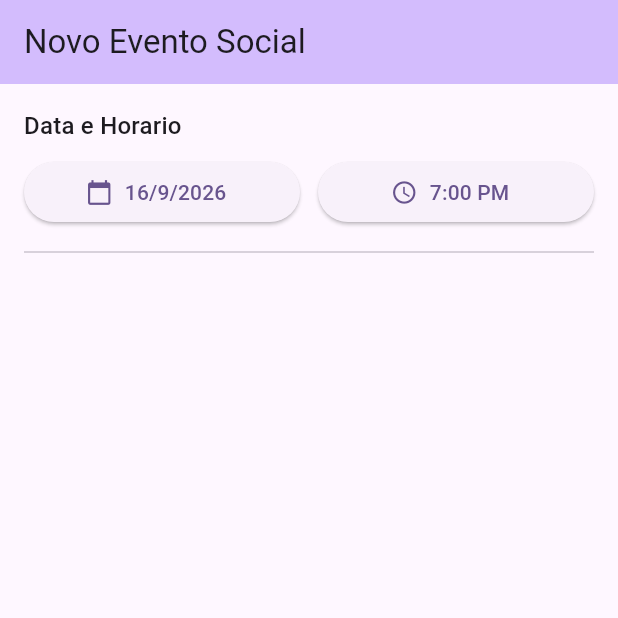
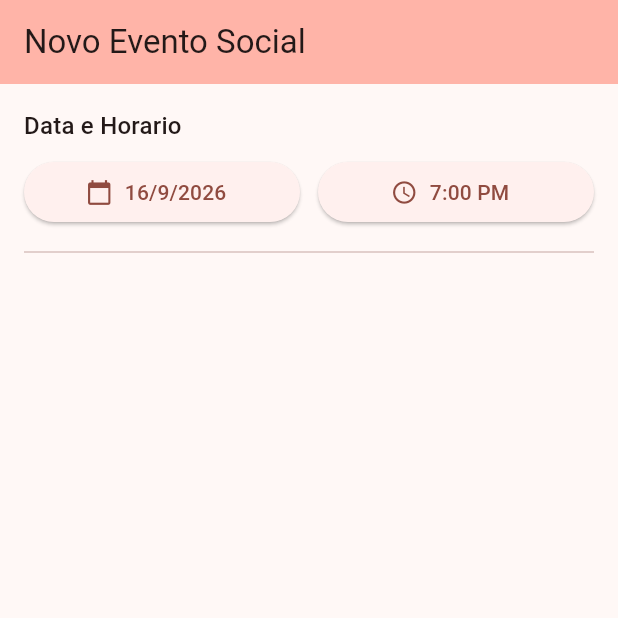
Before and after one commit to xjuuhhh/MaterialSelectionPack, a Flutter app: the screen it shows after launch, on a phone screen of 412 x 824 dp, the top half of it. Run offline on Flutter 3.47's test engine with Material 3 defaults, Android fonts, the phone set to English and light mode, and no system bars.

Commit message:
slide 10

```diff
--- a/lib/main.dart
+++ b/lib/main.dart
@@ -13,7 +13,7 @@ class MainApp extends StatelessWidget {
       title: "Agendamento de Evento",
       debugShowCheckedModeBanner: false,
       theme: ThemeData(
-        colorScheme: ColorScheme.fromSeed(seedColor: Colors.deepPurple),
+        colorScheme: ColorScheme.fromSeed(seedColor: const Color.fromARGB(255, 255, 0, 0)),
         useMaterial3: true,
       ),
       // Aponta Home para Classe AgendamentoEventoTela
```
